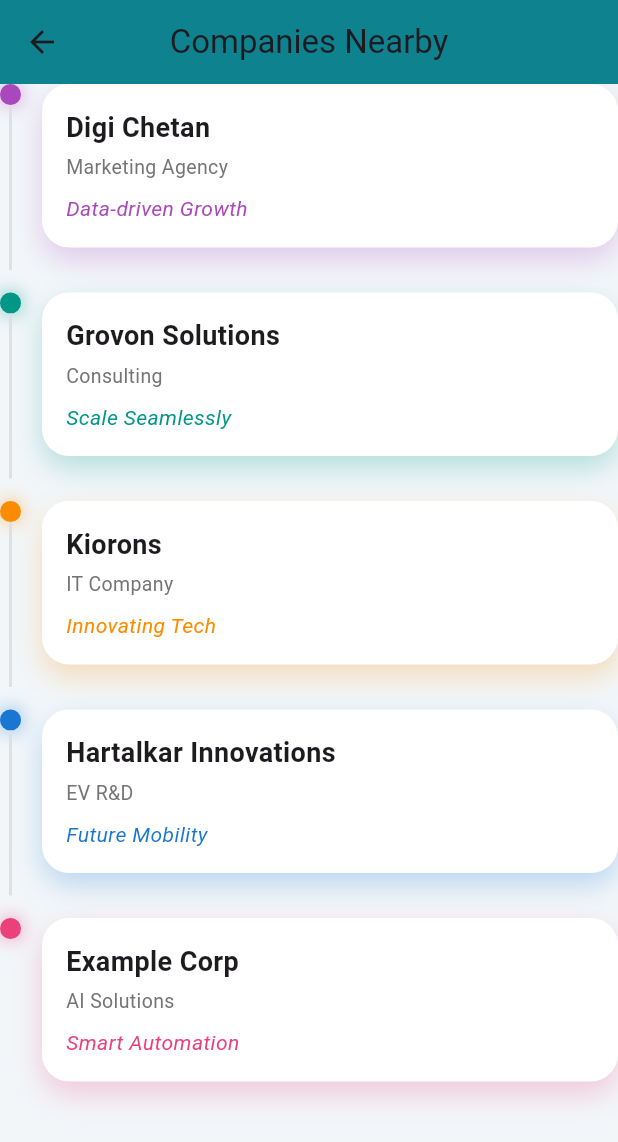
After one commit to Xenon506/Bussiness_Detail_page_jinn, a Flutter app: the screen it shows after launch, after a tap on "companies page 2", on a phone screen of 412 x 824 dp. The commit adds this screen. Shown: the top 1142 px of the screen. Run offline on Flutter 3.47's test engine with Material 3 defaults, Android fonts, the phone set to English and light mode, and no system bars; our stand-ins replace cloud_firestore, firebase_core; accounts and stored records are empty.

Commit message:
companies Page

```diff
--- a/analysis_options.yaml
+++ b/analysis_options.yaml
@@ -7,6 +7,9 @@
 
 # The following line activates a set of recommended lints for Flutter apps,
 # packages, and plugins designed to encourage good coding practices.
+analyzer:
+  errors:
+    dead_code: ignore
 include: package:flutter_lints/flutter.yaml
 
 linter:
--- a/lib/bussinesspage1.dart
+++ b/lib/bussinesspage1.dart
@@ -12,7 +12,7 @@ class Businesspage1 extends StatefulWidget {
 
 class _Businesspage1State extends State<Businesspage1> {
   final ScrollController _scrollController = ScrollController();
-  double _dynamicPadding = 20.0;
+  final double _dynamicPadding = 20.0;
 
   @override
   void initState() {
--- a/lib/companiespage.dart
+++ b/lib/companiespage.dart
@@ -0,0 +1,163 @@
+import 'package:flutter/material.dart';
+
+class Company {
+  final String name;
+  final String category;
+  final String tagline;
+  final Color color;
+  final String imagepath;
+  Company({required this.name, required this.category, required this.tagline, required this.color,required this.imagepath});
+}
+
+
+
+class Companiespage extends StatefulWidget {
+  const Companiespage({super.key});
+
+  @override
+  State<Companiespage> createState() => _CompaniespageState();
+}
+
+class _CompaniespageState extends State<Companiespage> {
+
+  final ScrollController _scrollController = ScrollController();
+
+  double _scrollOffset = 1.0;
+
+  // final List<
+
+  final List<Company> companiesNearby = [
+    Company(name: "Digi Chetan", category: "Marketing Agency", tagline: "Data-driven Growth", color: Colors.purple.shade400,imagepath: "assets/images/logo1.jpeg"),
+    Company(name: "Grovon Solutions", category: "Consulting", tagline: "Scale Seamlessly", color: Colors.teal.shade500, imagepath: "assets/images/logo2.jpeg"),
+    Company(name: "Kiorons", category: "IT Company", tagline: "Innovating Tech", color: Colors.orange.shade600, imagepath: "assets/images/logo3.jpeg"),
+    Company(name: "Hartalkar Innovations", category: "EV R&D", tagline: "Future Mobility", color: Colors.blue.shade700, imagepath: "assets/images/logo4.jpeg"),
+    Company(name: "Example Corp", category: "AI Solutions", tagline: "Smart Automation", color: Colors.pink.shade400, imagepath: "assets/images/logo5.jpeg"),
+
+  ];
+
+  @override
+  void initState() {
+    super.initState();
+    _scrollController.addListener(_updateScrollOffset);
+  }
+
+  void _updateScrollOffset() {
+    setState(() {
+      _scrollOffset = _scrollController.offset;
+    });
+  }
+
+  // A visually appealing card widget that scales with scroll offset
+  Widget _buildDynamicCard(Company company, int index) {
+    // Calculate a dynamic scale value based on scroll position to make it appealing
+    final cardOffset = index * 100.0 - _scrollOffset;
+    final scale = (1 - (cardOffset.abs() / 500)).clamp(0.85, 1.0);
+    final opacity = (1 - (cardOffset.abs() / 400)).clamp(0.6, 1.0);
+
+    return Opacity(
+      opacity: opacity,
+      child: Transform.scale(
+        scale: scale,
+        child: Container(
+          height: 120,
+          margin: const EdgeInsets.symmetric(vertical: 8, horizontal: 20),
+          decoration: BoxDecoration(
+            color: Colors.white,
+            borderRadius: BorderRadius.circular(15),
+            boxShadow: [
+              BoxShadow(
+                color: company.color.withOpacity(0.2),
+                blurRadius: 10,
+                offset: const Offset(0, 5),
+              ),
+            ],
+          ),
+          child: ListTile(
+            leading: CircleAvatar(
+              radius: 25,
+              backgroundColor: company.color.withAlpha(25),
+              backgroundImage: AssetImage(company.imagepath),
+            ),
+            title: Text(company.name, style: const TextStyle(fontWeight: FontWeight.bold, fontSize: 16)),
+            subtitle: Text("${company.category}\n${company.tagline}"),
+            isThreeLine: true,
+            trailing: const Icon(Icons.arrow_forward_ios, size: 16, color: Colors.grey),
+          ),
+        ),
+      ),
+    );
+  }
+
+  @override
+  Widget build(BuildContext context) {
+    return Scaffold(
+      backgroundColor: const Color(0xFFF5F7FA),
+      appBar: AppBar(
+        title: const Text('Companies Nearby', style: TextStyle(color: Colors.white)),
+        backgroundColor: const Color(0xFF0e828f),
+        elevation: 0,
+      ),
+      body: CustomScrollView(
+        controller: _scrollController,
+        slivers: [
+          // A standard SliverList for dynamic vertical scrolling items
+          SliverList(
+            delegate: SliverChildBuilderDelegate(
+              (context, index) {
+                // The main list of companies
+                return _buildDynamicCard(companiesNearby[index], index);
+              },
+              childCount: companiesNearby.length,
+            ),
+          ),
+          // Add some space at the bottom so we can see the effect fully
+          const SliverToBoxAdapter(
+            child: SizedBox(height: 500),
+          )
+        ],
+      ),
+    );
+  }
+}
+
+//   @override
+//   Widget build(BuildContext context) {
+//     return Scaffold(
+//       appBar: AppBar(
+//         backgroundColor: Colors.cyan[800],
+//         foregroundColor: Colors.white,
+//         title: Text(
+//           "Jinn's Network",
+//           style: TextStyle(fontWeight: FontWeight.w500),
+//         ),
+//       ),
+//       body: Column(
+//         children: [
+//           Row(
+//             children: [
+//               Padding(
+//                 padding: EdgeInsetsGeometry.all(8),
+//                 child:
+//                   Text('Companies Nearby',
+//                   style: TextStyle(fontSize: 20,
+//                   fontWeight: FontWeight.bold),
+//                   ),
+
+//               ),
+//             ],
+//           ),
+//           ElevatedButton(
+//             onPressed: () {
+//               Navigator.push(
+//                 context,
+//                 MaterialPageRoute(
+//                   builder: (context) => Businesspage1(bid: "1"),
+//                 ),
+//               );
+//             },
+//             child: Text('Yuvi Solutions'),
+//           ),
+//         ],
+//       ),
+//     );
+//   }
--- /dev/null
+++ b/lib/companypage2.dart
@@ -0,0 +1,177 @@
+import 'package:flutter/material.dart';
+
+
+
+class Company {
+  final String name;
+  final String category;
+  final String tagline;
+  final Color color;
+  // final String imagepath;
+  Company({required this.name, required this.category, required this.tagline, required this.color});
+}
+
+
+
+class Companiespage2 extends StatefulWidget {
+  const Companiespage2({super.key});
+
+  @override
+  State<Companiespage2> createState() => _Companiespage2State();
+}
+
+class _Companiespage2State extends State<Companiespage2> {
+
+  final ScrollController _scrollController = ScrollController();
+
+  double _scrollOffset = 5.0;
+
+  // final List<
+
+  final List<Company> companiesNearby = [
+    Company(name: "Digi Chetan", category: "Marketing Agency", tagline: "Data-driven Growth", color: Colors.purple.shade400,),
+    Company(name: "Grovon Solutions", category: "Consulting", tagline: "Scale Seamlessly", color: Colors.teal.shade500),
+    Company(name: "Kiorons", category: "IT Company", tagline: "Innovating Tech", color: Colors.orange.shade600),
+    Company(name: "Hartalkar Innovations", category: "EV R&D", tagline: "Future Mobility", color: Colors.blue.shade700),
+    Company(name: "Example Corp", category: "AI Solutions", tagline: "Smart Automation", color: Colors.pink.shade400),
+
+  ];
+
+  @override
+  void initState() {
+    super.initState();
+    _scrollController.addListener(_updateScrollOffset);
+  }
+
+  void _updateScrollOffset() {
+    setState(() {
+      _scrollOffset = _scrollController.offset;
+    });
+  }
+
+
+  // A visually appealing card widget that scales with scroll offset
+  Widget _buildNetworkNode(Company company, bool isLast) {
+  return Row(
+    crossAxisAlignment: CrossAxisAlignment.start,
+    children: [
+      // LEFT: Node + line
+      Column(
+        children: [
+          // Node
+          Container(
+            width: 14,
+            height: 14,
+            decoration: BoxDecoration(
+              color: company.color,
+              shape: BoxShape.circle,
+              boxShadow: [
+                BoxShadow(
+                  color: company.color.withOpacity(0.6),
+                  blurRadius: 10,
+                )
+              ],
+            ),
+          ),
+
+          // Connection line
+          if (!isLast)
+            Container(
+              width: 2,
+              height: 110,
+              color: Colors.grey.shade300,
+            ),
+        ],
+      ),
+
+      const SizedBox(width: 14),
+
+      // RIGHT: Company Card
+      Expanded(
+        child: Container(
+          margin: const EdgeInsets.only(bottom: 30),
+          padding: const EdgeInsets.all(16),
+          decoration: BoxDecoration(
+            borderRadius: BorderRadius.circular(18),
+            color: Colors.white,
+            boxShadow: [
+              BoxShadow(
+                color: company.color.withOpacity(0.25),
+                blurRadius: 16,
+                offset: const Offset(0, 8),
+              ),
+            ],
+          ),
+          child: Column(
+            crossAxisAlignment: CrossAxisAlignment.start,
+            children: [
+              Text(
+                company.name,
+                style: const TextStyle(
+                  fontSize: 18,
+                  fontWeight: FontWeight.bold,
+                ),
+              ),
+              const SizedBox(height: 4),
+              Text(
+                company.category,
+                style: TextStyle(
+                  color: Colors.grey.shade600,
+                  fontSize: 13,
+                ),
+              ),
+              const SizedBox(height: 8),
+              Text(
+                company.tagline,
+                style: TextStyle(
+                  fontStyle: FontStyle.italic,
+                  fontSize: 14,
+                  color: company.color,
+                ),
+              ),
+            ],
+          ),
+        ),
+      ),
+    ],
+  );
+}
+
+
+  @override
+  Widget build(BuildContext context) {
+    return Scaffold(
+  backgroundColor: const Color(0xFFF2F6F9),
+  appBar: AppBar(
+    title: const Text("Companies Nearby"),
+    backgroundColor: const Color(0xFF0E828F),
+    centerTitle: true,
+    elevation: 0,
+  ),
+
+      body: CustomScrollView(
+        controller: _scrollController,
+        slivers: [
+          // A standard SliverList for dynamic vertical scrolling items
+          SliverList(
+  delegate: SliverChildBuilderDelegate(
+    (context, index) {
+      return _buildNetworkNode(
+        companiesNearby[index],
+        index == companiesNearby.length - 1,
+      );
+    },
+    childCount: companiesNearby.length,
+  ),
+),
+
+
+          // Add some space at the bottom so we can see the effect fully
+          const SliverToBoxAdapter(
+            child: SizedBox(height: 500),
+          )
+        ],
+      ),
+    );
+  }
+}
--- a/lib/home.dart
+++ b/lib/home.dart
@@ -1,5 +1,6 @@
-import 'package:bussiness_by_jinn/bussinesspage1.dart';
-import 'package:bussiness_by_jinn/bussinesspage2.dart';
+import 'package:bussiness_by_jinn/companiespage.dart';
+import 'package:bussiness_by_jinn/companiespage3.dart';
+import 'package:bussiness_by_jinn/companypage2.dart';
 import 'package:flutter/material.dart';
 
 class Home extends StatelessWidget {
@@ -15,13 +16,19 @@ class Home extends StatelessWidget {
           ElevatedButton(onPressed: () {
             Navigator.push(
               context,
-               MaterialPageRoute(builder: (context) => Businesspage1(bid: "2")),
+               MaterialPageRoute(builder: (context) => Companiespage()),
             );
-          }, child: const Text('Prototype 1')),
-          ElevatedButton(onPressed: () {
+          }, child: const Text('companies page 1')),
+
+          ElevatedButton(onPressed: (){
             Navigator.push(context,
-            MaterialPageRoute(builder: (context) => Bussinesspage2()));
-          }, child: Text('Prototype 2'))
+            MaterialPageRoute(builder: (context) => Companiespage2()));
+          }, child: Text('companies page 2')),
+
+        ElevatedButton(onPressed: (){
+            Navigator.push(context,
+            MaterialPageRoute(builder: (context) => Companiespage3(bid: '1')));
+          }, child: Text('companies page 3'))
         ],
       ),
     );
--- a/pubspec.yaml
+++ b/pubspec.yaml
@@ -32,10 +32,12 @@ dependencies:
   cloud_firestore: ^5.4.0
   flutter:
     sdk: flutter
+  flutter_staggered_grid_view: ^0.7.0
 
   # The following adds the Cupertino Icons font to your application.
   # Use with the CupertinoIcons class for iOS style icons.
   cupertino_icons: ^1.0.8
+
 
 dev_dependencies:
   flutter_test:
```
Also changed, not shown: lib/bussinesspage2.dart (+26 -25 lines), lib/companiespage3.dart (added, +21 -0 lines), assets/images/logo1.jpeg (added), assets/images/logo2.jpeg (added), assets/images/logo3.jpeg (added), assets/images/logo4.jpeg (added), assets/images/logo5.jpeg (added), pubspec.lock, 3 other files.
